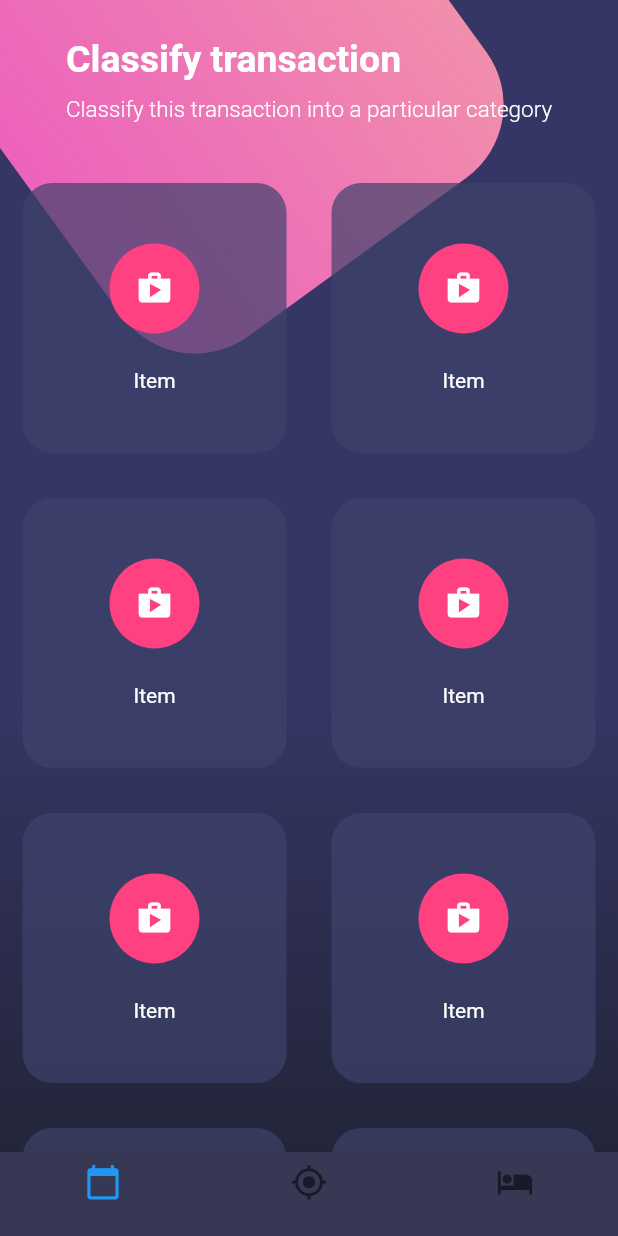
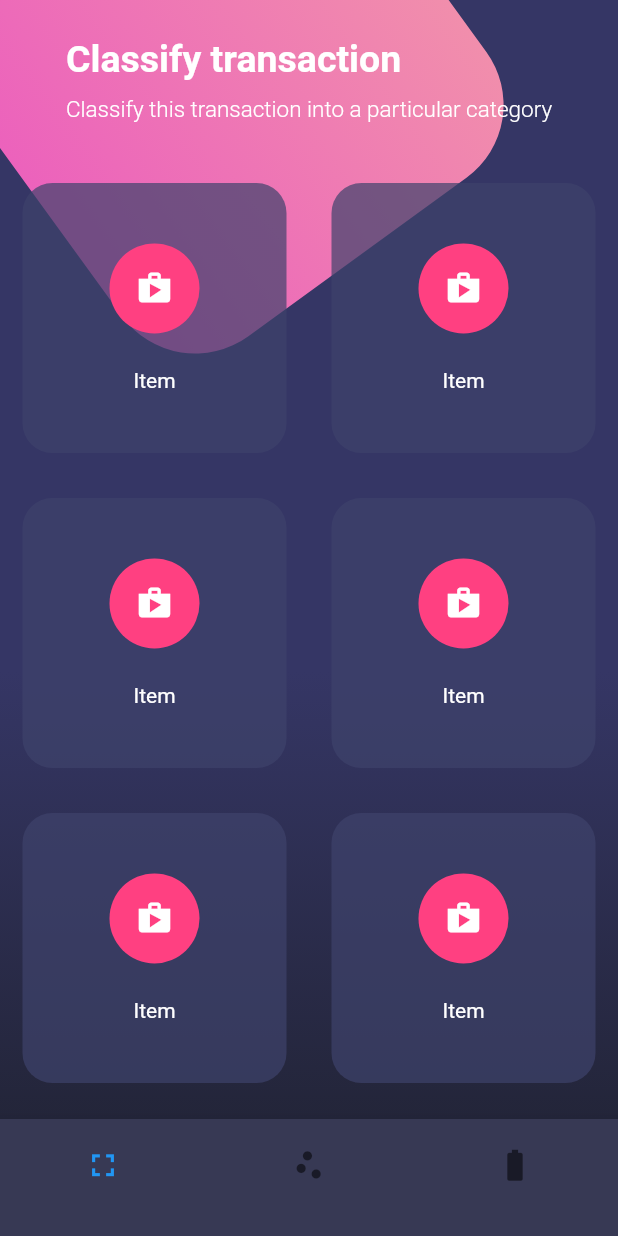
Before and after one commit to ian-njuguna11/UI-flutter-1, a Flutter app: the screen it shows after launch, on a phone screen of 412 x 824 dp. Run offline on Flutter 3.47's test engine with Material 2 defaults, Android fonts, the phone set to English and light mode, and no system bars.

```diff
--- a/lib/pages/full_page.dart
+++ b/lib/pages/full_page.dart
@@ -119,15 +119,30 @@ class FullPage extends StatelessWidget {
       child: BottomNavigationBar(
         items: [
           BottomNavigationBarItem(
-            icon: Icon(Icons.calendar_today, size: 25.0),
+            icon: IconButton(
+              icon: Icon(Icons.fullscreen, size: 25.0),
+              onPressed: () {
+                 Navigator.pushNamed(context, 'full');
+              },
+            ),
             title: Container(),
           ),
           BottomNavigationBarItem(
-            icon: Icon(Icons.gps_fixed, size: 25.0),
+            icon: IconButton(
+              icon: Icon(Icons.scatter_plot, size: 25.0),
+              onPressed: () {
+                 Navigator.pushNamed(context, 'scroll');
+              },
+            ),
             title: Container(),
           ),
           BottomNavigationBarItem(
-            icon: Icon(Icons.hotel, size: 25.0),
+            icon: IconButton(
+              icon: Icon(Icons.battery_std, size: 25.0),
+              onPressed: () {
+                Navigator.pushNamed(context, 'basic');
+              },
+            ),
             title: Container(),
           )
         ],
```
Also changed, not shown: lib/pages/basic_page.dart (+13 -8 lines), lib/pages/scroll_page.dart (+6 -8 lines).
